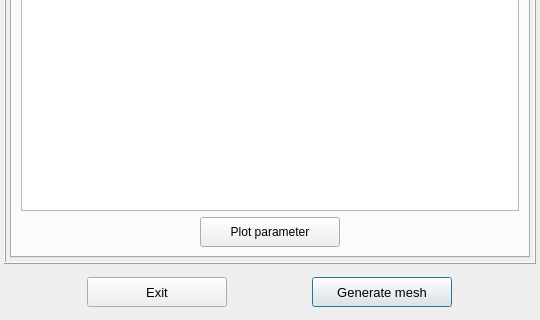
First picture: the form in vibra/interface/data/ui_files/mesh/mesher_setup.ui, repository MOPT-UFSC/VIBRA, before the edit; both pictures show x 0 to 540 and y 240 to 560 of the 540 by 560 pixel window.
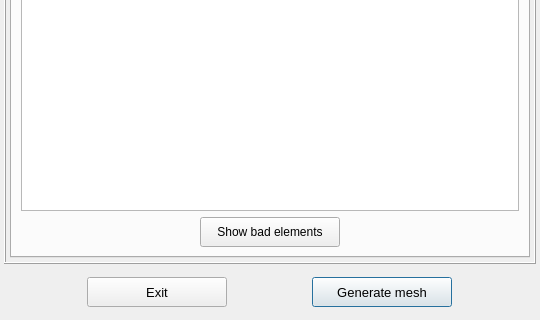
Second picture: the form after the edit. The open tabs and pages were chosen to show the change.

Commit message: changes button name to a more suitable one

```diff
--- a/vibra/interface/data/ui_files/mesh/mesher_setup.ui
+++ b/vibra/interface/data/ui_files/mesh/mesher_setup.ui
@@ -1407,7 +1407,7 @@
              </size>
             </property>
             <property name="text">
-             <string>Plot parameter</string>
+             <string>Show bad elements</string>
             </property>
             <property name="autoDefault">
              <bool>false</bool>
```
Left out of the diff: 2 changed lines with no effect on the pictures. The commit also changes 2 other files.
